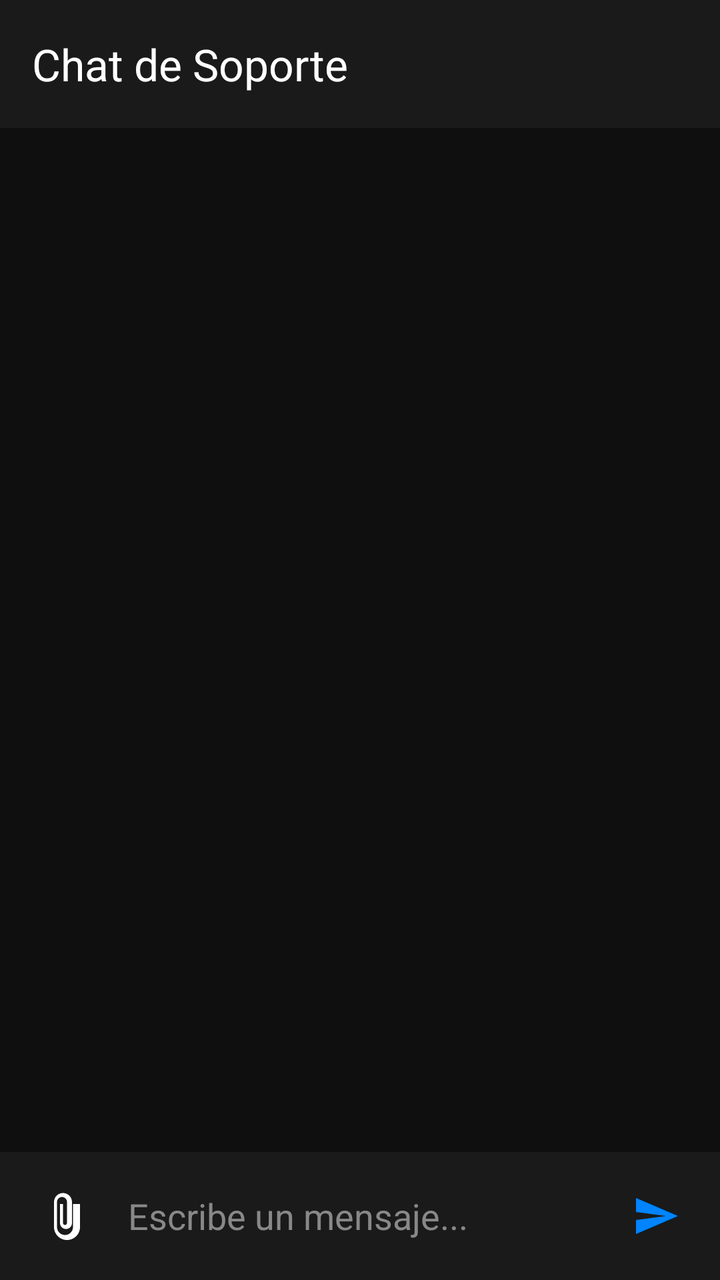
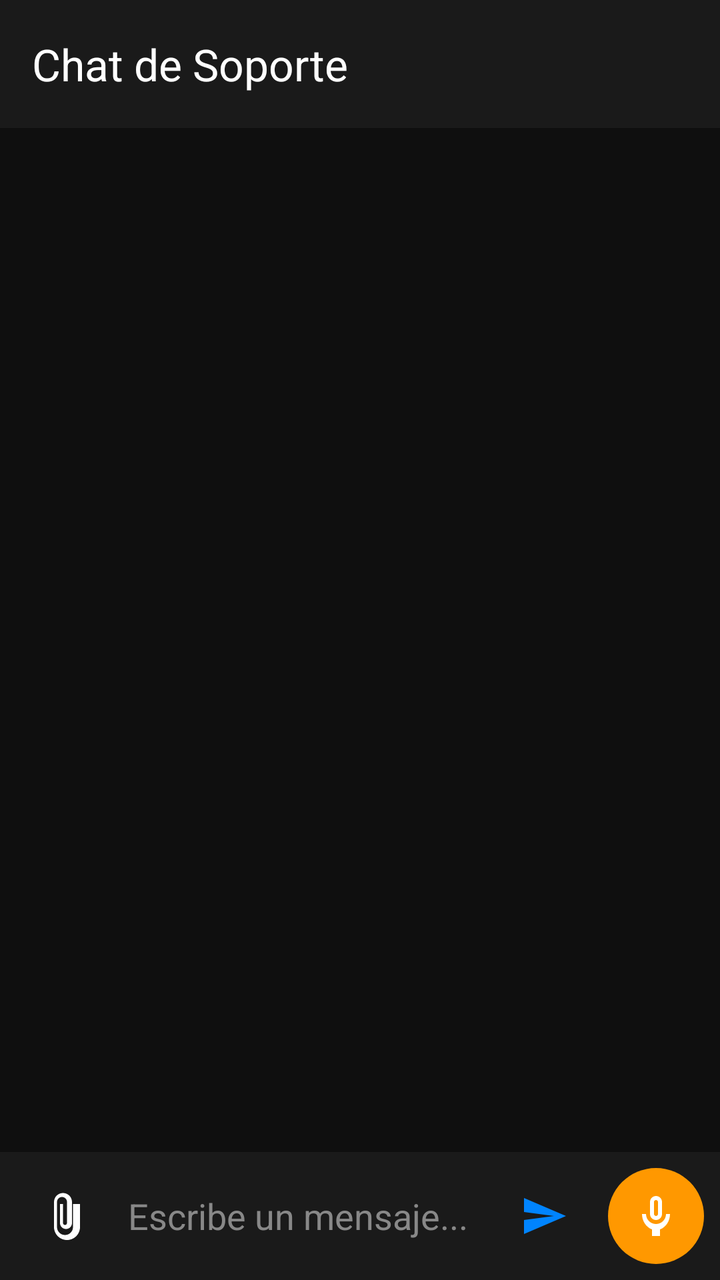

Compare the two renders of this Android layout. The source of the first and the diff that turns it into the second are given below.
<!-- AndroidManifest.xml: application theme Theme.Cinetopia -->
<!-- res/layout/activity_chat_support.xml -->
<?xml version="1.0" encoding="utf-8"?>
<RelativeLayout xmlns:android="http://schemas.android.com/apk/res/android"
    xmlns:app="http://schemas.android.com/apk/res-auto"
    android:layout_width="match_parent"
    android:layout_height="match_parent"
    android:background="#0F0F0F">

    <androidx.appcompat.widget.Toolbar
        android:id="@+id/toolbarChat"
        android:layout_width="match_parent"
        android:layout_height="?attr/actionBarSize"
        android:background="#1A1A1A"
        app:title="Chat de Soporte"
        app:titleTextColor="#FFFFFF" />

    <androidx.recyclerview.widget.RecyclerView
        android:id="@+id/rvMessages"
        android:layout_width="match_parent"
        android:layout_height="match_parent"
        android:layout_above="@+id/layoutInput"
        android:layout_below="@id/toolbarChat"
        android:padding="8dp" />

    <TextView
        android:id="@+id/txtBlocked"
        android:layout_width="match_parent"
        android:layout_height="wrap_content"
        android:layout_above="@+id/layoutInput"
        android:background="#CC0000"
        android:gravity="center"
        android:padding="8dp"
        android:text="Has sido bloqueado del soporte"
        android:textColor="#FFFFFF"
        android:visibility="gone" />

    <LinearLayout
        android:id="@+id/layoutInput"
        android:layout_width="match_parent"
        android:layout_height="wrap_content"
        android:layout_alignParentBottom="true"
        android:background="#1A1A1A"
        android:orientation="horizontal"
        android:padding="8dp">

        <ImageButton
            android:id="@+id/btnAttach"
            android:layout_width="48dp"
            android:layout_height="48dp"
            android:background="?attr/selectableItemBackgroundBorderless"
            android:src="@drawable/ic_attach"
            app:tint="#FFFFFF" />

        <EditText
            android:id="@+id/etMessage"
            android:layout_width="0dp"
            android:layout_height="wrap_content"
            android:layout_weight="1"
            android:background="@android:color/transparent"
            android:hint="Escribe un mensaje..."
            android:minHeight="48dp"
            android:padding="8dp"
            android:textColor="#FFFFFF"
            android:textColorHint="#888888" />

        <ImageButton
            android:id="@+id/btnSend"
            android:layout_width="48dp"
            android:layout_height="48dp"
            android:background="?attr/selectableItemBackgroundBorderless"
            android:src="@drawable/ic_send"
            app:tint="#0084FF" />
    </LinearLayout>

</RelativeLayout>
<!-- resources referenced by this layout -->
<resources>
  <!-- drawable ic_attach (drawable) -->
  <vector xmlns:android="http://schemas.android.com/apk/res/android"
      android:width="24dp"
      android:height="24dp"
      android:viewportWidth="24"
      android:viewportHeight="24">
    <path
        android:fillColor="#FFFFFF"
        android:pathData="M16.5,6v11.5c0,2.21 -1.79,4 -4,4s-4,-1.79 -4,-4V5c0,-1.38 1.12,-2.5 2.5,-2.5s2.5,1.12 2.5,2.5v10.5c0,0.55 -0.45,1 -1,1s-1,-0.45 -1,-1V6H10v9.5c0,1.66 1.34,3 3,3s3,-1.34 3,-3V5c0,-2.48 -2.02,-4.5 -4.5,-4.5S7,2.52 7,5v12.5c0,3.59 2.91,6.5 6.5,6.5s6.5,-2.91 6.5,-6.5V6h-1.5z"/>
  </vector>
  <!-- drawable ic_send (drawable) -->
  <vector xmlns:android="http://schemas.android.com/apk/res/android"
      android:width="24dp"
      android:height="24dp"
      android:viewportWidth="24"
      android:viewportHeight="24">
    <path
        android:fillColor="#FF000000"
        android:pathData="M2.01,21L23,12 2.01,3 2,10l15,2 -15,2z"/>
  </vector>
  <style name="Theme.Cinetopia" parent="Base.Theme.Cinetopia" />
  <style name="Base.Theme.Cinetopia" parent="Theme.Material3.DayNight.NoActionBar">
          
          <item name="colorPrimary">@color/orange</item>
          <item name="colorOnPrimary">@color/white</item>
          <item name="colorSurface">@color/black</item>
          <item name="android:windowBackground">@color/white</item>
  
          
          <item name="colorPrimaryContainer">@color/orange</item>
          <item name="colorOnPrimaryContainer">@color/white</item>
  
          
          <item name="colorSecondaryContainer">@color/blue</item>
          <item name="colorOnSecondaryContainer">@color/white</item>
      </style>
  <color name="orange">#E07010</color>
  <color name="white">#F1F1F1</color>
  <color name="black">#222222</color>
  <color name="blue">#0B599C</color>
</resources>

<!-- the commit's change to res/layout/activity_chat_support.xml (unified diff, before → after) -->
@@ -17,9 +17,21 @@
         android:id="@+id/rvMessages"
         android:layout_width="match_parent"
         android:layout_height="match_parent"
-        android:layout_above="@+id/layoutInput"
+        android:layout_above="@+id/txtSlideToCancel"
         android:layout_below="@id/toolbarChat"
         android:padding="8dp" />
+
+    <TextView
+        android:id="@+id/txtSlideToCancel"
+        android:layout_width="match_parent"
+        android:layout_height="wrap_content"
+        android:layout_above="@+id/txtBlocked"
+        android:background="#44000000"
+        android:gravity="center"
+        android:padding="4dp"
+        android:text="← Desliza para cancelar"
+        android:textColor="#FF9800"
+        android:visibility="gone" />
 
     <TextView
         android:id="@+id/txtBlocked"
@@ -40,7 +52,8 @@
         android:layout_alignParentBottom="true"
         android:background="#1A1A1A"
         android:orientation="horizontal"
-        android:padding="8dp">
+        android:padding="8dp"
+        android:gravity="center_vertical">
 
         <ImageButton
             android:id="@+id/btnAttach"
@@ -69,6 +82,15 @@
             android:background="?attr/selectableItemBackgroundBorderless"
             android:src="@drawable/ic_send"
             app:tint="#0084FF" />
+
+        <ImageButton
+            android:id="@+id/btnRecord"
+            android:layout_width="48dp"
+            android:layout_height="48dp"
+            android:layout_marginStart="8dp"
+            android:background="@drawable/bg_btn_orange_circle"
+            android:src="@drawable/ic_mic"
+            app:tint="#FFFFFF" />
     </LinearLayout>
 
 </RelativeLayout>
<!-- resource entries referenced after the edit -->
@@ -1,5 +1,15 @@
 <!-- resources referenced by this layout -->
 <resources>
+  <!-- drawable bg_btn_orange_circle (drawable) -->
+  <?xml version="1.0" encoding="utf-8"?>
+  <ripple xmlns:android="http://schemas.android.com/apk/res/android"
+      android:color="#40FFFFFF">
+      <item>
+          <shape android:shape="oval">
+              <solid android:color="#FF9800"/>
+          </shape>
+      </item>
+  </ripple>
   <!-- drawable ic_attach (drawable) -->
   <vector xmlns:android="http://schemas.android.com/apk/res/android"
       android:width="24dp"
@@ -9,6 +19,19 @@
     <path
         android:fillColor="#FFFFFF"
         android:pathData="M16.5,6v11.5c0,2.21 -1.79,4 -4,4s-4,-1.79 -4,-4V5c0,-1.38 1.12,-2.5 2.5,-2.5s2.5,1.12 2.5,2.5v10.5c0,0.55 -0.45,1 -1,1s-1,-0.45 -1,-1V6H10v9.5c0,1.66 1.34,3 3,3s3,-1.34 3,-3V5c0,-2.48 -2.02,-4.5 -4.5,-4.5S7,2.52 7,5v12.5c0,3.59 2.91,6.5 6.5,6.5s6.5,-2.91 6.5,-6.5V6h-1.5z"/>
+  </vector>
+  <!-- drawable ic_mic (drawable) -->
+  <vector xmlns:android="http://schemas.android.com/apk/res/android"
+      android:width="24dp"
+      android:height="24dp"
+      android:viewportWidth="24"
+      android:viewportHeight="24">
+    <path
+        android:fillColor="#FFFFFF"
+        android:pathData="M12,14c1.66,0 3,-1.34 3,-3V5c0,-1.66 -1.34,-3 -3,-3S9,3.34 9,5v6C9,12.66 10.34,14 12,14zM11,5c0,-0.55 0.45,-1 1,-1s1,0.45 1,1v6c0,0.55 -0.45,1 -1,1s-1,-0.45 -1,-1V5z"/>
+    <path
+        android:fillColor="#FFFFFF"
+        android:pathData="M17,11c0,2.76 -2.24,5 -5,5s-5,-2.24 -5,-5H5c0,3.53 2.04,6.58 5,7.72V22h4v-3.28c2.96,-1.14 5,-4.19 5,-7.72H17z"/>
   </vector>
   <!-- drawable ic_send (drawable) -->
   <vector xmlns:android="http://schemas.android.com/apk/res/android"
